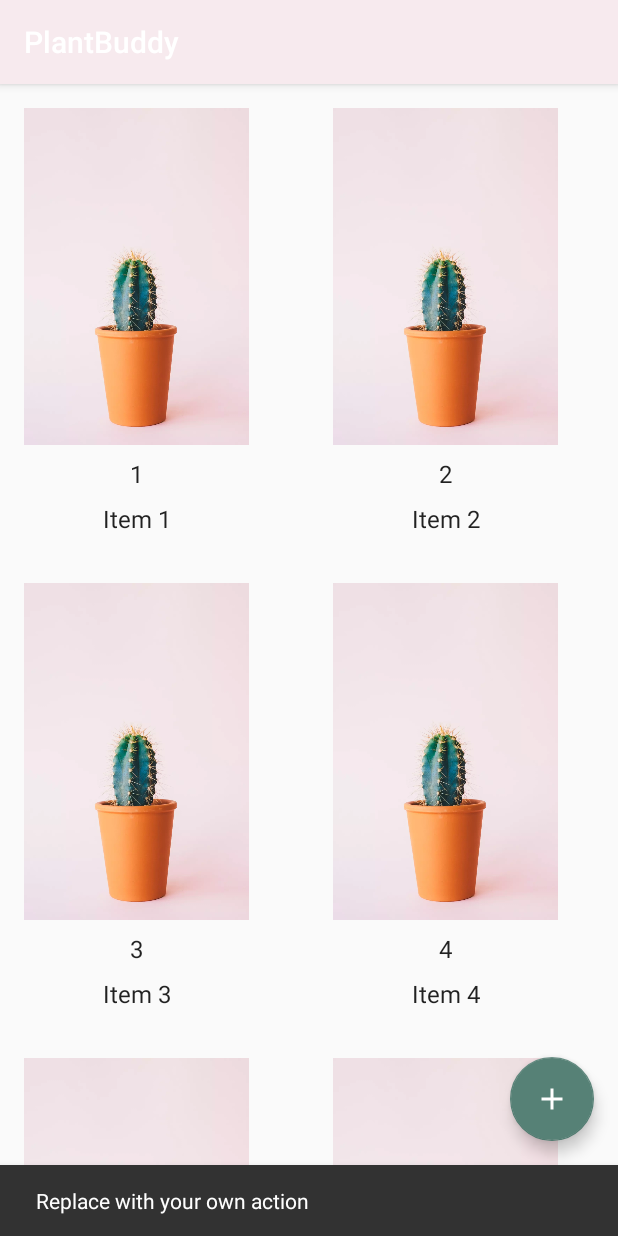
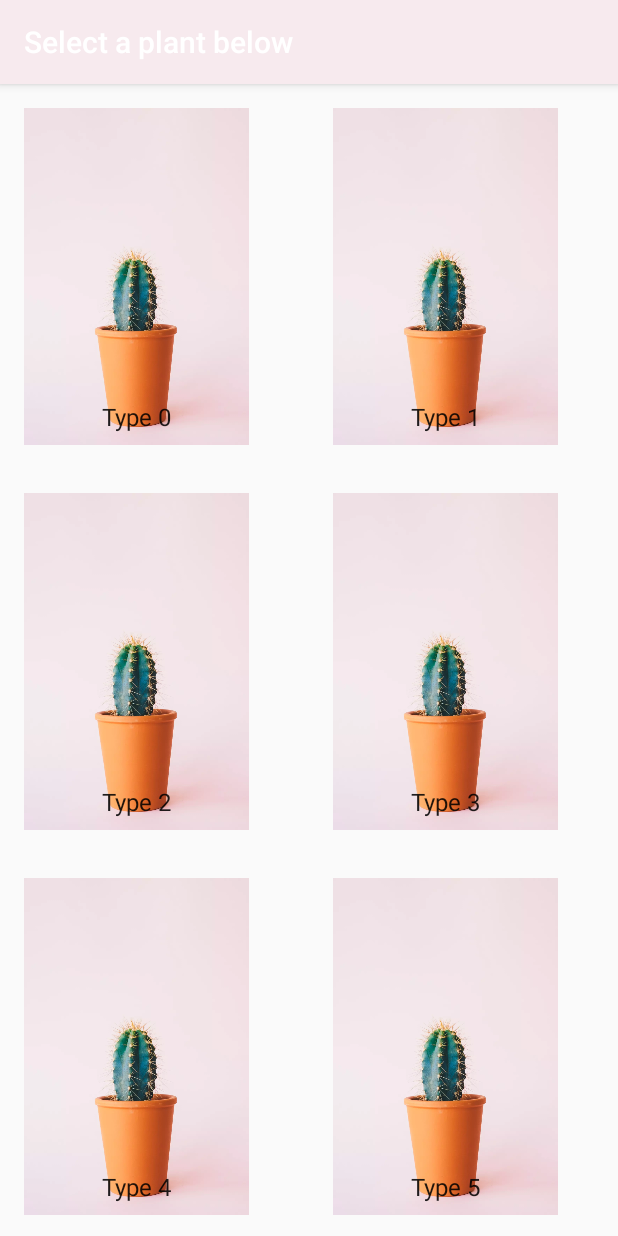
Before and after one commit to ben-8409/udn-capstone-project, an Android app: the screen it shows after launch (TrackedPlantListActivity before the commit, SelectPlantTypeActivity after it), after a tap on an icon or button, on a phone screen of 412 x 824 dp. Run offline under Robolectric (Android 15) with nearby library versions, the phone set to English and light mode, and no system bars; our stand-ins replace AdMob.

Commit message:
Implement screen 3 with dummy data

```diff
--- a/app/app/src/main/java/de/benjamingeese/plantbuddy/SelectPlantTypeActivity.java
+++ b/app/app/src/main/java/de/benjamingeese/plantbuddy/SelectPlantTypeActivity.java
@@ -1,7 +1,21 @@
 package de.benjamingeese.plantbuddy;
 
+import android.os.Bundle;
+import android.support.annotation.NonNull;
 import android.support.v7.app.AppCompatActivity;
-import android.os.Bundle;
+import android.support.v7.widget.GridLayoutManager;
+import android.support.v7.widget.RecyclerView;
+import android.view.LayoutInflater;
+import android.view.View;
+import android.view.ViewGroup;
+import android.widget.ImageView;
+import android.widget.ListView;
+import android.widget.TextView;
+import android.widget.Toast;
+
+import java.util.List;
+
+import de.benjamingeese.plantbuddy.dummy.PlantTypes;
 
 public class SelectPlantTypeActivity extends AppCompatActivity {
 
@@ -9,5 +23,80 @@ public class SelectPlantTypeActivity extends AppCompatActivity {
     protected void onCreate(Bundle savedInstanceState) {
         super.onCreate(savedInstanceState);
         setContentView(R.layout.activity_select_plant_type);
+        setTitle(R.string.title_select_plant_activity);
+
+        View recyclerView = findViewById(R.id.select_plant_type_list);
+        assert recyclerView != null;
+        setupRecyclerView((RecyclerView) recyclerView);
     }
+
+    private void setupRecyclerView(@NonNull RecyclerView recyclerView) {
+        recyclerView.setAdapter(new PlantTypeRecyclerViewAdapter(new PlantTypeRecyclerViewAdapter.PlantTypeClickListener() {
+                @Override
+                public void OnPlantTypeSelected(PlantTypes.PlantType type) {
+                    Toast.makeText(SelectPlantTypeActivity.this, "", Toast.LENGTH_SHORT).show();
+                }
+            }, PlantTypes.ITEMS));
+        recyclerView.setLayoutManager(new GridLayoutManager(this, 2));
+    }
+
+    public static class PlantTypeRecyclerViewAdapter
+            extends RecyclerView.Adapter<PlantTypeRecyclerViewAdapter.ViewHolder> {
+
+        private static final int TAG_PLANT_ID = 1;
+        private final List<PlantTypes.PlantType> mTypes;
+        PlantTypeClickListener mSelectListener;
+        private final View.OnClickListener mOnClickListener = new View.OnClickListener() {
+            @Override
+            public void onClick(View view) {
+                PlantTypes.PlantType type = (PlantTypes.PlantType) view.getTag(TAG_PLANT_ID);
+                if (mSelectListener != null && type != null) {
+                    mSelectListener.OnPlantTypeSelected(type);
+                }
+            }
+        };
+
+        PlantTypeRecyclerViewAdapter(PlantTypeClickListener selectListener, List<PlantTypes.PlantType> types) {
+            mSelectListener = selectListener;
+            mTypes = types;
+        }
+
+        @NonNull
+        @Override
+        public ViewHolder onCreateViewHolder(@NonNull ViewGroup parent, int viewType) {
+            View view = LayoutInflater.from(parent.getContext())
+                    .inflate(R.layout.selectplant_list_content, parent, false);
+            return new PlantTypeRecyclerViewAdapter.ViewHolder(view);
+        }
+
+        @Override
+        public void onBindViewHolder(@NonNull ViewHolder holder, int position) {
+            PlantTypes.PlantType type = mTypes.get(position);
+            //TODO Image handling
+            holder.mPlantTypeName.setText(type.name);
+
+            holder.itemView.setOnClickListener(mOnClickListener);
+        }
+
+        @Override
+        public int getItemCount() {
+            return mTypes.size();
+        }
+
+        interface PlantTypeClickListener {
+            void OnPlantTypeSelected(PlantTypes.PlantType type);
+        }
+
+        class ViewHolder extends RecyclerView.ViewHolder {
+            final TextView mPlantTypeName;
+            final ImageView mPlantTypeImage;
+
+            public ViewHolder(View itemView) {
+                super(itemView);
+                mPlantTypeName = itemView.findViewById(R.id.tv_select_plant_item_plant_type);
+                mPlantTypeImage = itemView.findViewById(R.id.iv_select_plant_item_plant_image);
+            }
+        }
+    }
+
 }
--- a/app/app/src/main/java/de/benjamingeese/plantbuddy/TrackedPlantListActivity.java
+++ b/app/app/src/main/java/de/benjamingeese/plantbuddy/TrackedPlantListActivity.java
@@ -50,8 +50,8 @@ public class TrackedPlantListActivity extends AppCompatActivity {
         fab.setOnClickListener(new View.OnClickListener() {
             @Override
             public void onClick(View view) {
-                Snackbar.make(view, "Replace with your own action", Snackbar.LENGTH_LONG)
-                        .setAction("Action", null).show();
+                Intent intentToSelectPlant = new Intent(TrackedPlantListActivity.this, SelectPlantTypeActivity.class);
+                startActivity(intentToSelectPlant);
             }
         });
 
--- /dev/null
+++ b/app/app/src/main/java/de/benjamingeese/plantbuddy/dummy/PlantTypes.java
@@ -0,0 +1,43 @@
+package de.benjamingeese.plantbuddy.dummy;
+
+import java.util.ArrayList;
+import java.util.HashMap;
+import java.util.List;
+import java.util.Map;
+
+public class PlantTypes {
+
+    public static final List<PlantType> ITEMS = new ArrayList<>();
+
+    public static final Map<Long, PlantType> ITEM_MAP = new HashMap<>();
+
+    public static final int count = 10;
+
+    static {
+        for(int i = 0; i < count; i++) {
+            addItem(createItem(i));
+        }
+    }
+
+    private static void addItem(PlantType t) {
+        ITEMS.add(t);
+        ITEM_MAP.put(t.id, t);
+    }
+
+    private static PlantType createItem(int i) {
+        return new PlantType(i, "Type " + i, null);
+    }
+
+    public static class PlantType {
+        public final long id;
+        public final String name;
+        public final String imageUrl;
+
+
+        public PlantType(long id, String name, String imageUrl) {
+            this.id = id;
+            this.name = name;
+            this.imageUrl = imageUrl;
+        }
+    }
+}
--- a/app/app/src/main/res/layout/activity_select_plant_type.xml
+++ b/app/app/src/main/res/layout/activity_select_plant_type.xml
@@ -1,9 +1,11 @@
 <?xml version="1.0" encoding="utf-8"?>
-<android.support.constraint.ConstraintLayout xmlns:android="http://schemas.android.com/apk/res/android"
+<android.support.v7.widget.RecyclerView xmlns:android="http://schemas.android.com/apk/res/android"
     xmlns:app="http://schemas.android.com/apk/res-auto"
     xmlns:tools="http://schemas.android.com/tools"
+    android:id="@+id/select_plant_type_list"
     android:layout_width="match_parent"
     android:layout_height="match_parent"
-    tools:context=".SelectPlantTypeActivity">
-
-</android.support.constraint.ConstraintLayout>
+    android:numColumns="auto_fit"
+    app:layoutManager="android.support.v7.widget.GridLayoutManager"
+    tools:context=".SelectPlantTypeActivity"
+    tools:listitem="@layout/selectplant_list_content" />
--- /dev/null
+++ b/app/app/src/main/res/layout/selectplant_list_content.xml
@@ -0,0 +1,34 @@
+<?xml version="1.0" encoding="utf-8"?>
+<android.support.constraint.ConstraintLayout xmlns:android="http://schemas.android.com/apk/res/android"
+    xmlns:app="http://schemas.android.com/apk/res-auto"
+    xmlns:tools="http://schemas.android.com/tools"
+    android:layout_width="wrap_content"
+    android:layout_height="wrap_content"
+    android:layout_margin="@dimen/default_margin">
+
+    <ImageView
+        android:id="@+id/iv_select_plant_item_plant_image"
+        android:layout_width="150dp"
+        android:layout_height="0dp"
+        android:contentDescription="@string/example_plant_image_desc"
+        android:scaleType="centerCrop"
+        app:layout_constraintDimensionRatio="2:3"
+        app:layout_constraintStart_toStartOf="parent"
+        app:layout_constraintTop_toTopOf="parent"
+        app:srcCompat="@drawable/example_plant_image" />
+
+    <TextView
+        android:id="@+id/tv_select_plant_item_plant_type"
+        android:layout_width="wrap_content"
+        android:layout_height="wrap_content"
+        android:layout_marginBottom="8dp"
+        android:layout_marginEnd="16dp"
+        android:layout_marginStart="16dp"
+        android:layout_marginTop="8dp"
+        android:textAppearance="?attr/textAppearanceListItem"
+        app:layout_constraintBottom_toBottomOf="parent"
+        app:layout_constraintEnd_toEndOf="parent"
+        app:layout_constraintStart_toStartOf="parent"
+        app:layout_constraintTop_toBottomOf="@+id/plantImage"
+        tools:text="Cactus" />
+</android.support.constraint.ConstraintLayout>
--- a/app/app/src/main/res/values/strings.xml
+++ b/app/app/src/main/res/values/strings.xml
@@ -8,4 +8,5 @@
     <string name="caption_next_watering">Next Watering</string>
     <string name="caption_name">Name</string>
     <string name="caption_watering_needs">Watering needs</string>
+    <string name="title_select_plant_activity">Select a plant below</string>
 </resources>
```
